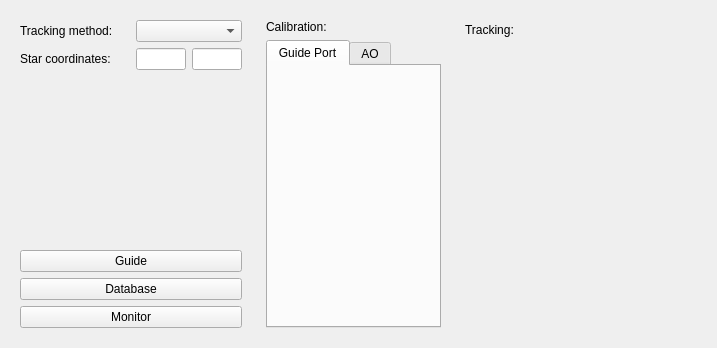
Above: snowgui/snowgui/common/guidercontrollerwidget.ui from AndreasFMueller/AstroPhotography before the change. Below: the same form after it.
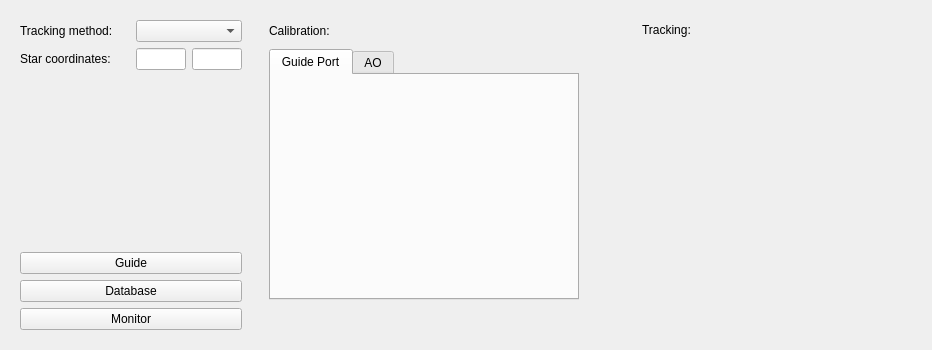
That is the form after the change. Custom widgets are drawn as their Qt base class.

What changed in the file:
```diff
--- a/snowgui/snowgui/common/guidercontrollerwidget.ui
+++ b/snowgui/snowgui/common/guidercontrollerwidget.ui
@@ -6,10 +6,16 @@
    <rect>
     <x>0</x>
     <y>0</y>
-    <width>717</width>
-    <height>348</height>
+    <width>932</width>
+    <height>350</height>
    </rect>
   </property>
+  <property name="minimumSize">
+   <size>
+    <width>0</width>
+    <height>350</height>
+   </size>
+  </property>
   <property name="windowTitle">
    <string>Form</string>
   </property>
@@ -103,16 +109,58 @@
    </item>
    <item>
     <widget class="QWidget" name="widget" native="true">
-     <layout class="QVBoxLayout" name="verticalLayout">
-      <item>
+     <property name="sizePolicy">
+      <sizepolicy hsizetype="Fixed" vsizetype="Preferred">
+       <horstretch>0</horstretch>
+       <verstretch>0</verstretch>
+      </sizepolicy>
+     </property>
+     <property name="minimumSize">
+      <size>
+       <width>370</width>
+       <height>0</height>
+      </size>
+     </property>
+     <property name="maximumSize">
+      <size>
+       <width>370</width>
+       <height>16777215</height>
+      </size>
+     </property>
        <widget class="QLabel" name="calibrationLabel">
+      <property name="geometry">
+       <rect>
+        <x>12</x>
+        <y>12</y>
+        <width>71</width>
+        <height>16</height>
+       </rect>
+      </property>
         <property name="text">
          <string>Calibration:</string>
         </property>
        </widget>
-      </item>
-      <item>
        <widget class="QTabWidget" name="calibrationsWidget">
+      <property name="geometry">
+       <rect>
+        <x>12</x>
+        <y>38</y>
+        <width>310</width>
+        <height>251</height>
+       </rect>
+      </property>
+      <property name="minimumSize">
+       <size>
+        <width>310</width>
+        <height>0</height>
+       </size>
+      </property>
+      <property name="maximumSize">
+       <size>
+        <width>310</width>
+        <height>16777215</height>
+       </size>
+      </property>
         <property name="currentIndex">
          <number>0</number>
         </property>
@@ -127,8 +175,6 @@
          </attribute>
         </widget>
        </widget>
-      </item>
-     </layout>
     </widget>
    </item>
    <item>
```
Lines whose indentation alone changed are shown as unchanged.
